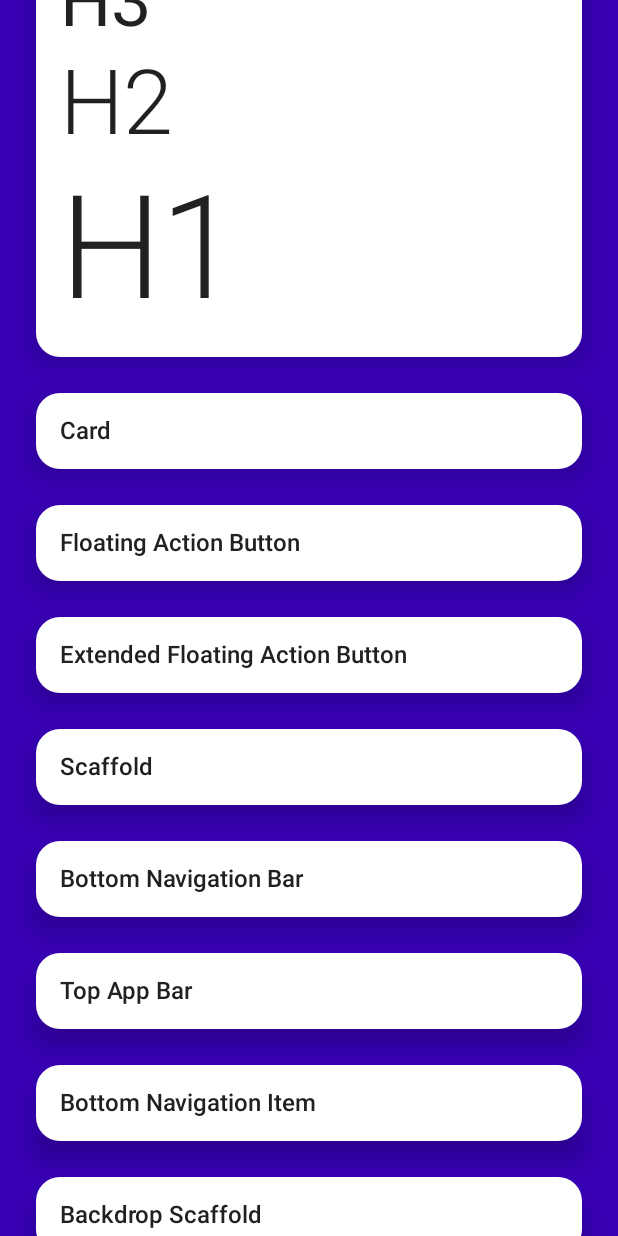
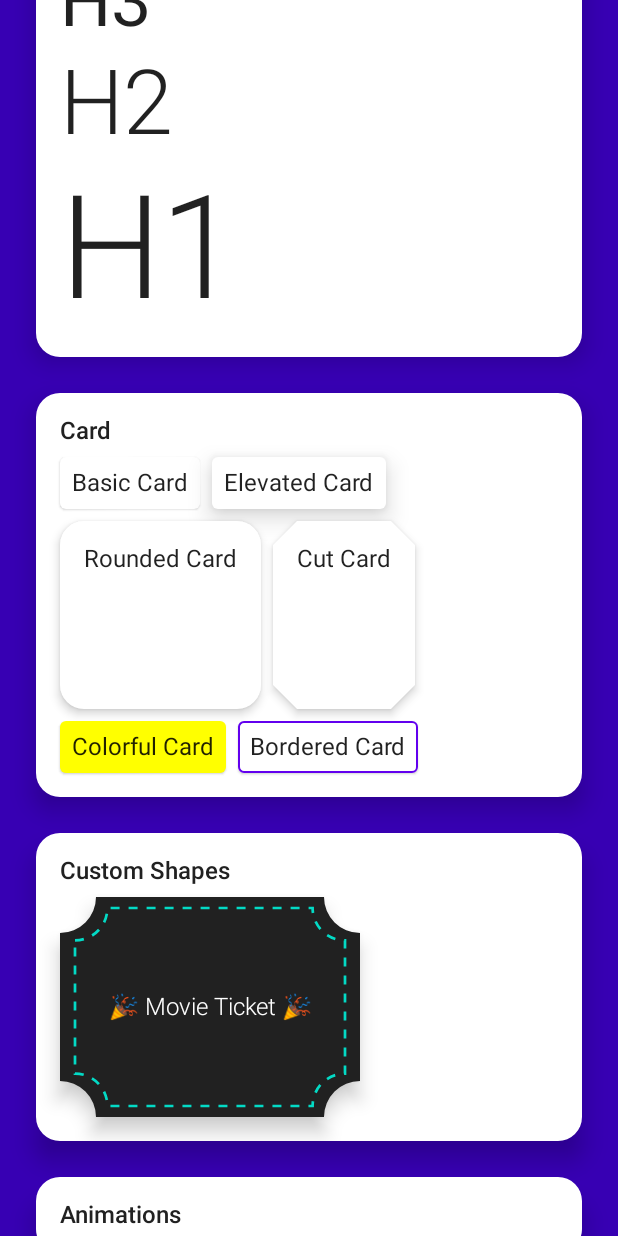
Before and after one commit to Singularity-Coder/Composables, an Android app built with Jetpack Compose: the screen it shows after launch (MainActivity), scrolled down 1153 dp, on a phone screen of 412 x 824 dp. Run offline under Robolectric (Android 15) with nearby library versions, the phone set to English and light mode, and no system bars; our stand-ins replace accompanist.

Commit message:
Cards, Custom Views

```diff
--- a/code/TestComposeStuff/app/src/main/java/com/singularitycoder/testcomposestuff/MainActivity.kt
+++ b/code/TestComposeStuff/app/src/main/java/com/singularitycoder/testcomposestuff/MainActivity.kt
@@ -5,6 +5,7 @@ import androidx.activity.compose.setContent
 import androidx.appcompat.app.AppCompatActivity
 import androidx.compose.foundation.*
 import androidx.compose.foundation.layout.*
+import androidx.compose.foundation.shape.CutCornerShape
 import androidx.compose.foundation.shape.RoundedCornerShape
 import androidx.compose.material.*
 import androidx.compose.runtime.Composable
@@ -13,13 +14,13 @@ import androidx.compose.runtime.remember
 import androidx.compose.runtime.rememberCoroutineScope
 import androidx.compose.ui.Modifier
 import androidx.compose.ui.graphics.Color
+import androidx.compose.ui.graphics.Shape
 import androidx.compose.ui.text.font.FontFamily
 import androidx.compose.ui.text.font.FontStyle
 import androidx.compose.ui.text.font.FontWeight
 import androidx.compose.ui.text.style.TextDecoration
 import androidx.compose.ui.tooling.preview.Preview
 import androidx.compose.ui.unit.Dp
-import androidx.compose.ui.unit.TextUnit
 import androidx.compose.ui.unit.dp
 import androidx.compose.ui.unit.sp
 import androidx.fragment.app.FragmentTransaction
@@ -27,6 +28,7 @@ import com.google.accompanist.flowlayout.FlowRow
 import com.google.accompanist.systemuicontroller.rememberSystemUiController
 import com.singularitycoder.testcomposestuff.ui.theme.AppColor
 import com.singularitycoder.testcomposestuff.ui.theme.ComposablesApp
+import com.singularitycoder.testcomposestuff.ui.theme.Ticket
 import com.singularitycoder.testcomposestuff.ui.utils.*
 
 class MainActivity : AppCompatActivity() {
@@ -79,7 +81,7 @@ class MainActivity : AppCompatActivity() {
                         style = MaterialTheme.typography.h4
                     )
 
-                    Page(title = "Alert Dialog", result = alertResult.value) {
+                    Board(title = "Alert Dialog", result = alertResult.value) {
                         FlowRow {
                             DefaultButton(actionText = "Simple Dialog") { showAlert.value = true }
                             if (showAlert.value) {
@@ -123,7 +125,7 @@ class MainActivity : AppCompatActivity() {
                         }
                     }
 
-                    Page(title = "Snackbar", result = snackbarResult.value) {
+                    Board(title = "Snackbar", result = snackbarResult.value) {
                         // Text
                         // With Action
                         // Action on new line
@@ -137,7 +139,7 @@ class MainActivity : AppCompatActivity() {
                                 snackbarResult.value = "Something happened"
                             }
                             DefaultButton(actionText = "Simple Snackbar") {
-                                Feedback(
+                                showFeedback(
                                     coroutineScope = coroutineScope,
                                     scaffoldState = scaffoldState,
                                     message = "Snackbar with action",
@@ -149,7 +151,7 @@ class MainActivity : AppCompatActivity() {
                                 )
                             }
                             DefaultButton(actionText = "Snackbar with Action") {
-                                Feedback(
+                                showFeedback(
                                     coroutineScope = coroutineScope,
                                     scaffoldState = scaffoldState,
                                     message = "Snackbar with action",
@@ -163,7 +165,7 @@ class MainActivity : AppCompatActivity() {
                         }
                     }
 
-                    Page(title = "Button", result = buttonResult.value) {
+                    Board(title = "Button", result = buttonResult.value) {
                         // Default Button
                         // Square Button
                         // Semi-Rounded Button
@@ -191,7 +193,7 @@ class MainActivity : AppCompatActivity() {
                         }
                     }
 
-                    Page(title = "Text") {
+                    Board(title = "Text") {
                         // Basic Text View
                         // Different font families
                         // Different font sizes - h1 to body
@@ -225,115 +227,146 @@ class MainActivity : AppCompatActivity() {
                         Text(text = "H1", style = MaterialTheme.typography.h1, modifier = Modifier.padding(top = 4.dp))
                     }
 
-                    Page(title = "Card") {
+                    Board(title = "Card") {
+                        @Composable
+                        fun Board(
+                            text: String,
+                            textPadding: Dp = 8.dp,
+                            elevation: Dp = 1.dp,
+                            shape: Shape = RoundedCornerShape(size = 4.dp),
+                            backgroundColor: Color = Color.White,
+                            border: BorderStroke? = null
+                        ) = Card(
+                            modifier = Modifier.padding(top = 8.dp, end = 8.dp),
+                            elevation = elevation,
+                            shape = shape,
+                            backgroundColor = backgroundColor,
+                            border = border
+                        ) { Text(text = text, modifier = Modifier.padding(textPadding)) }
+                        FlowRow {
+                            Board(text = "Basic Card")
+                            Board(text = "Elevated Card", elevation = 10.dp)
+                            Board(text = "Rounded Card\n\n\n\n", elevation = 4.dp, shape = RoundedCornerShape(size = 16.dp), textPadding = 16.dp)
+                            Board(text = "Cut Card\n\n\n\n", elevation = 4.dp, shape = CutCornerShape(size = 16.dp), textPadding = 16.dp)
+                            Board(text = "Colorful Card", backgroundColor = Color.Yellow)
+                            Board(text = "Bordered Card", border = BorderStroke(1.dp, color = AppColor.Purple500))
+                        }
+                    }
+
+                    Board(title = "Custom Shapes") {
+                        8.dp.VerticalSpace()
+                        Ticket(modifier = Modifier)
+                    }
+
+                    Board(title = "Animations") {
                         FlowRow {
 
                         }
                     }
 
-                    Page(title = "Floating Action Button") {
+                    Board(title = "Floating Action Button") {
                         FlowRow {
 
                         }
                     }
 
-                    Page(title = "Extended Floating Action Button") {
+                    Board(title = "Extended Floating Action Button") {
                         FlowRow {
 
                         }
                     }
 
-                    Page(title = "Scaffold") {
+                    Board(title = "Scaffold") {
                         FlowRow {
 
                         }
                     }
 
-                    Page(title = "Bottom Navigation Bar") {
+                    Board(title = "Bottom Navigation Bar") {
                         FlowRow {
 
                         }
                     }
 
-                    Page(title = "Top App Bar") {
+                    Board(title = "Top App Bar") {
                         FlowRow {
 
                         }
                     }
 
-                    Page(title = "Bottom Navigation Item") {
+                    Board(title = "Bottom Navigation Item") {
                         FlowRow {
 
                         }
                     }
 
-                    Page(title = "Backdrop Scaffold") {
+                    Board(title = "Backdrop Scaffold") {
                         FlowRow {
 
                         }
                     }
 
-                    Page(title = "Bottom App Bar") {
+                    Board(title = "Bottom App Bar") {
                         FlowRow {
 
                         }
                     }
 
-                    Page(title = "Progress") {
+                    Board(title = "Progress") {
                         FlowRow {
 
                         }
                     }
 
-                    Page(title = "Tab Row") {
+                    Board(title = "Tab Row") {
                         FlowRow {
 
                         }
                     }
 
-                    Page(title = "Tab") {
+                    Board(title = "Tab") {
                         FlowRow {
 
                         }
                     }
 
-                    Page(title = "Scrollable Tab Row") {
+                    Board(title = "Scrollable Tab Row") {
                         FlowRow {
 
                         }
                     }
 
-                    Page(title = "Divider") {
+                    Board(title = "Divider") {
                         FlowRow {
 
                         }
                     }
 
-                    Page(title = "Switch") {
+                    Board(title = "Switch") {
                         FlowRow {
 
                         }
                     }
 
-                    Page(title = "Checkbox") {
+                    Board(title = "Checkbox") {
                         FlowRow {
 
                         }
                     }
 
-                    Page(title = "Radio Button") {
+                    Board(title = "Radio Button") {
                         FlowRow {
 
                         }
                     }
 
-                    Page(title = "Slider") {
+                    Board(title = "Slider") {
                         FlowRow {
 
                         }
                     }
 
-                    Page(title = "Icon Button") {
+                    Board(title = "Icon Button") {
                         FlowRow {
 
                         }
--- a/code/TestComposeStuff/app/src/main/java/com/singularitycoder/testcomposestuff/ui/theme/Shape.kt
+++ b/code/TestComposeStuff/app/src/main/java/com/singularitycoder/testcomposestuff/ui/theme/Shape.kt
@@ -1,11 +1,128 @@
 package com.singularitycoder.testcomposestuff.ui.theme
 
+import androidx.compose.foundation.background
+import androidx.compose.foundation.layout.padding
+import androidx.compose.foundation.layout.wrapContentSize
 import androidx.compose.foundation.shape.RoundedCornerShape
 import androidx.compose.material.Shapes
+import androidx.compose.material.Text
+import androidx.compose.runtime.Composable
+import androidx.compose.ui.Modifier
+import androidx.compose.ui.draw.drawBehind
+import androidx.compose.ui.geometry.Rect
+import androidx.compose.ui.geometry.Size
+import androidx.compose.ui.graphics.*
+import androidx.compose.ui.graphics.drawscope.Stroke
+import androidx.compose.ui.graphics.drawscope.scale
+import androidx.compose.ui.text.TextStyle
+import androidx.compose.ui.text.font.FontWeight
+import androidx.compose.ui.text.style.TextAlign
+import androidx.compose.ui.unit.Density
+import androidx.compose.ui.unit.LayoutDirection
 import androidx.compose.ui.unit.dp
+import androidx.compose.ui.unit.sp
 
 val Shapes = Shapes(
     small = RoundedCornerShape(4.dp),
     medium = RoundedCornerShape(4.dp),
     large = RoundedCornerShape(0.dp)
 )
+
+// https://juliensalvi.medium.com/custom-shape-with-jetpack-compose-1cb48a991d42
+// https://github.com/Oleur
+@Composable
+fun Ticket(modifier: Modifier) = Text(
+    text = "🎉 Movie Ticket 🎉",
+    style = TextStyle(
+        color = Color.White,
+        fontSize = 16.sp,
+        fontWeight = FontWeight.Light,
+    ),
+    textAlign = TextAlign.Center,
+    modifier = modifier
+        .wrapContentSize()
+        .graphicsLayer {
+            shadowElevation = 8.dp.toPx()
+            shape = TicketShape(24.dp.toPx())
+            clip = true
+        }
+        .background(color = AppColor.TitleColor)
+        .drawBehind {
+            scale(scale = 0.9f) {
+                drawPath(
+                    path = drawTicketPath(size = size, cornerRadius = 24.dp.toPx()),
+                    color = AppColor.Teal200,
+                    style = Stroke(
+                        width = 2.dp.toPx(),
+                        pathEffect = PathEffect.dashPathEffect(floatArrayOf(10f, 10f))
+                    )
+                )
+            }
+        }
+        .padding(start = 32.dp, top = 64.dp, end = 32.dp, bottom = 64.dp)
+)
+
+fun drawTicketPath(size: Size, cornerRadius: Float): Path = Path().apply {
+    reset()
+    // Top left arc
+    arcTo(
+        rect = Rect(
+            left = -cornerRadius,
+            top = -cornerRadius,
+            right = cornerRadius,
+            bottom = cornerRadius
+        ),
+        startAngleDegrees = 90.0f,
+        sweepAngleDegrees = -90.0f,
+        forceMoveTo = false
+    )
+    lineTo(x = size.width - cornerRadius, y = 0f)
+    // Top right arc
+    arcTo(
+        rect = Rect(
+            left = size.width - cornerRadius,
+            top = -cornerRadius,
+            right = size.width + cornerRadius,
+            bottom = cornerRadius
+        ),
+        startAngleDegrees = 180.0f,
+        sweepAngleDegrees = -90.0f,
+        forceMoveTo = false
+    )
+    lineTo(x = size.width, y = size.height - cornerRadius)
+    // Bottom right arc
+    arcTo(
+        rect = Rect(
+            left = size.width - cornerRadius,
+            top = size.height - cornerRadius,
+            right = size.width + cornerRadius,
+            bottom = size.height + cornerRadius
+        ),
+        startAngleDegrees = 270.0f,
+        sweepAngleDegrees = -90.0f,
+        forceMoveTo = false
+    )
+    lineTo(x = cornerRadius, y = size.height)
+    // Bottom left arc
+    arcTo(
+        rect = Rect(
+            left = -cornerRadius,
+            top = size.height - cornerRadius,
+            right = cornerRadius,
+            bottom = size.height + cornerRadius
+        ),
+        startAngleDegrees = 0.0f,
+        sweepAngleDegrees = -90.0f,
+        forceMoveTo = false
+    )
+    lineTo(x = 0f, y = cornerRadius)
+    close()
+}
+
+class TicketShape(private val cornerRadius: Float) : Shape {
+    override fun createOutline(
+        size: Size,
+        layoutDirection: LayoutDirection,
+        density: Density
+    ): Outline = Outline.Generic(path = drawTicketPath(size = size, cornerRadius = cornerRadius))   // Draw your custom path here
+}
--- a/code/TestComposeStuff/app/src/main/java/com/singularitycoder/testcomposestuff/ui/utils/ComposeUtils.kt
+++ b/code/TestComposeStuff/app/src/main/java/com/singularitycoder/testcomposestuff/ui/utils/ComposeUtils.kt
@@ -5,9 +5,7 @@ import androidx.compose.foundation.layout.*
 import androidx.compose.foundation.shape.RoundedCornerShape
 import androidx.compose.material.*
 import androidx.compose.runtime.Composable
-import androidx.compose.runtime.rememberCoroutineScope
 import androidx.compose.ui.Modifier
-import androidx.compose.ui.graphics.Color
 import androidx.compose.ui.graphics.Color.Companion.Transparent
 import androidx.compose.ui.graphics.Shape
 import androidx.compose.ui.text.font.FontWeight
@@ -20,7 +18,7 @@ import kotlinx.coroutines.CoroutineScope
 import kotlinx.coroutines.launch
 
 @Composable
-fun Page(title: String, result: String = "", stuff: @Composable ColumnScope.() -> Unit) {
+fun Board(title: String, result: String = "", stuff: @Composable ColumnScope.() -> Unit) {
     Card(
         elevation = 10.dp,
         modifier = Modifier.padding(start = 0.dp, top = 24.dp, end = 0.dp, bottom = 0.dp),
@@ -80,7 +78,7 @@ fun Feedback(
     btnAction: () -> Unit = {}
 ) = Snackbar(
     action = {
-        if ("NA" != btnText) {
+        if ("NA" == btnText) return@Snackbar
         TextButton(
             colors = ButtonDefaults.buttonColors(
                 backgroundColor = AppColor.Transparent,
@@ -90,7 +88,6 @@ fun Feedback(
             ),
             onClick = { btnAction.invoke() }
         ) { Text(btnText) }
-        }
     },
     modifier = Modifier.padding(top = 8.dp),
     actionOnNewLine = actionOnNewLine,
@@ -98,7 +95,7 @@ fun Feedback(
 ) { Text(text = message) }
 
 // https://stackoverflow.com/questions/68909340/how-to-show-snackbar-with-a-button-onclick-in-jetpack-compose
-fun Feedback(
+fun showFeedback(
     coroutineScope: CoroutineScope,
     scaffoldState: ScaffoldState,
     message: String = "NA",
```
Lines whose indentation alone changed are shown as unchanged.
